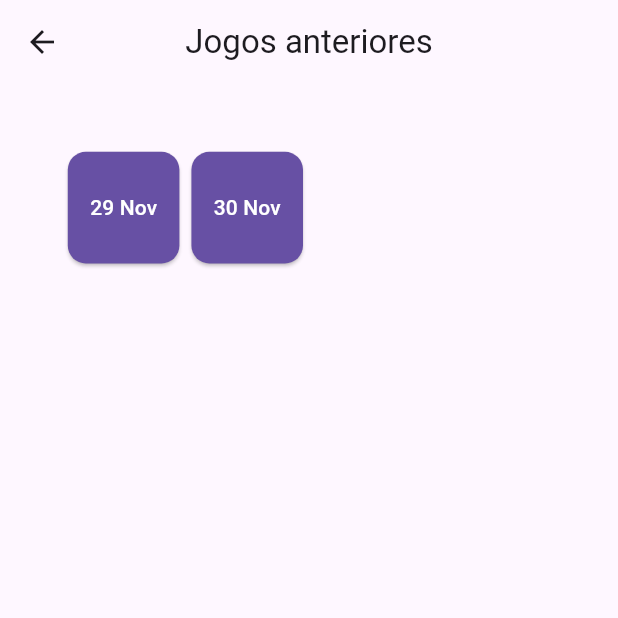
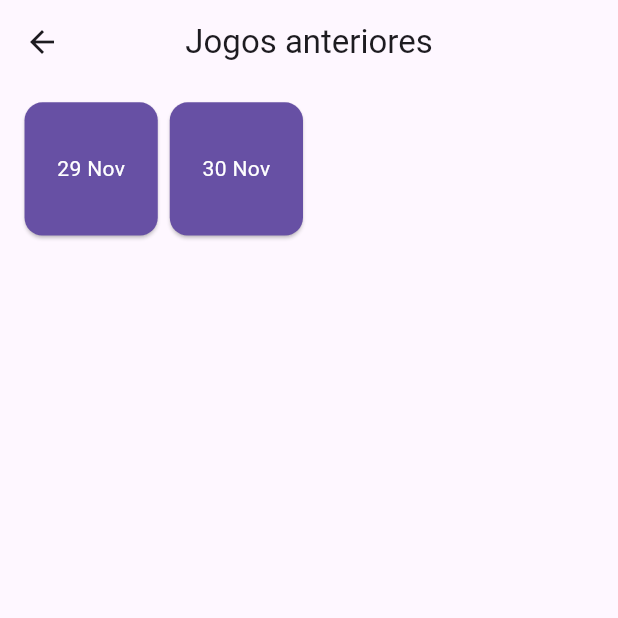
Before and after one commit to lucas-marianno/Encaixado, a Flutter app: the screen it shows after launch, in the side drawer, after a tap on "Jogos anteriores", on a phone screen of 412 x 824 dp, the top half of it. Run offline on Flutter 3.47's test engine with Material 3 defaults, Android fonts, the light colour scheme and no system bars; our stand-ins replace bloc, equatable, flutter_bloc; missing offline and left inert: letter_boxed_engine.

Commit message:
better ui reactivity on low res devices on `PreviousGamesPage`

```diff
--- a/lib/presentation/pages/home_page.dart
+++ b/lib/presentation/pages/home_page.dart
@@ -12,19 +12,12 @@ class Home extends StatelessWidget {
     return SafeArea(
       child: Scaffold(
         drawer: const LeftDrawer(),
-        appBar: AppBar(
-          title: const Text('Encaixado'),
-          centerTitle: true,
-          actions: [
-            IconButton(onPressed: () {}, icon: const Icon(Icons.more_vert)),
-          ],
-        ),
+        appBar: AppBar(title: const Text('Encaixado'), centerTitle: true),
         body: BlocBuilder<GameBloc, GameState>(
           builder: (context, state) {
             if (state is GameLoading) {
               return const Center(child: CircularProgressIndicator());
             } else if (state is GameLoaded) {
-              print(state);
               return LetterBoxedScreen(
                 gameEngine: state.gameEngine,
                 game: state.game,
--- a/lib/presentation/pages/letter_boxed/letter_boxed_page.dart
+++ b/lib/presentation/pages/letter_boxed/letter_boxed_page.dart
@@ -76,8 +76,8 @@ class _LetterBoxedScreenState extends State<LetterBoxedScreen> {
 
     return Padding(
       padding: EdgeInsets.symmetric(
-        horizontal: screenSize.width * 0.1,
-        vertical: screenSize.height * 0.1,
+        horizontal: screenSize.width * 0.03,
+        vertical: screenSize.height * 0.02,
       ),
       child: Center(
         child: Column(
--- a/lib/presentation/pages/previous_games/previous_games_page.dart
+++ b/lib/presentation/pages/previous_games/previous_games_page.dart
@@ -26,11 +26,13 @@ class PreviousGamesPage extends StatelessWidget {
         ),
         body: Padding(
           padding: EdgeInsets.symmetric(
-            horizontal: screenSize.width * 0.1,
-            vertical: screenSize.width * 0.1,
+            horizontal: screenSize.width * 0.03,
+            vertical: screenSize.width * 0.02,
           ),
+          child: ConstrainedBox(
+            constraints: const BoxConstraints(maxWidth: 500),
             child: GridView.count(
-            crossAxisCount: 4,
+              crossAxisCount: screenSize.width < 300 ? 2 : 4,
               children: [
                 for (int i = 0; i <= gameBloc.daysFromEpoch; i++)
                   PreviousGameButton(
@@ -41,6 +43,7 @@ class PreviousGamesPage extends StatelessWidget {
                     },
                   )
               ],
+            ),
           ),
         ),
       ),
--- a/lib/presentation/pages/previous_games/widgets/previous_game_button.dart
+++ b/lib/presentation/pages/previous_games/widgets/previous_game_button.dart
@@ -9,11 +9,11 @@ class PreviousGameButton extends StatelessWidget {
 
   @override
   Widget build(BuildContext context) {
-    return Card(
-      color: Theme.of(context).colorScheme.primary,
-      child: Center(
-        child: TextButton(
-          onPressed: () => onTap(),
+    return InkWell(
+      onTap: onTap,
+      child: Card(
+        color: Theme.of(context).colorScheme.primary,
+        child: Center(
           child: Text(
             gameLabel,
             style: TextStyle(color: Theme.of(context).colorScheme.onPrimary),
```
Lines whose indentation alone changed are shown as unchanged.
